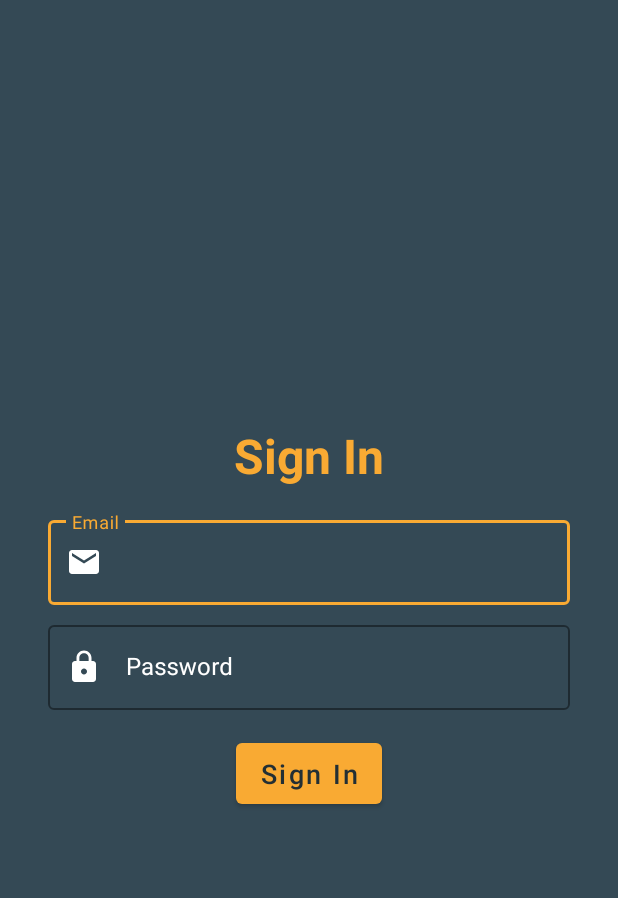
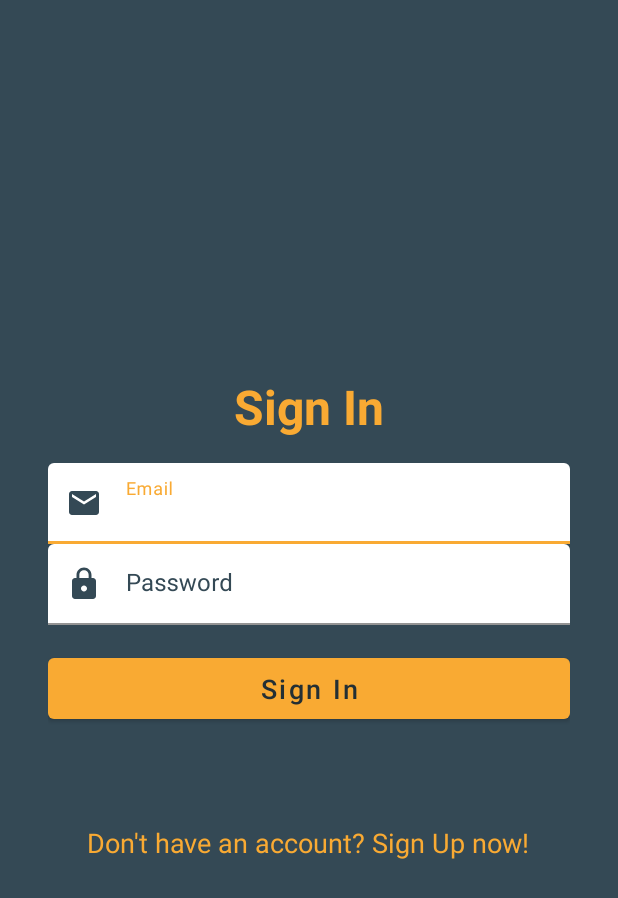
Before and after one commit to Kirisaki124/CoronaSocialNetwork, an Android app: the screen it shows after launch (LoginActivity), on a phone screen of 412 x 824 dp. Shown: the top 898 px of the screen. Run offline under Robolectric (Android 15) with nearby library versions, the phone set to English and light mode, and no system bars.

Commit message:
Update GUI part 2

```diff
--- a/app/src/main/java/hava/coronasocialnetwork/activities/LoginActivity.kt
+++ b/app/src/main/java/hava/coronasocialnetwork/activities/LoginActivity.kt
@@ -1,13 +1,19 @@
 package hava.coronasocialnetwork.activities
 
+import android.content.Intent
 import android.os.Bundle
 import androidx.appcompat.app.AppCompatActivity
 import hava.coronasocialnetwork.R
+import kotlinx.android.synthetic.main.activity_login.*
 
 class LoginActivity : AppCompatActivity() {
 
     override fun onCreate(savedInstanceState: Bundle?) {
         super.onCreate(savedInstanceState)
         setContentView(R.layout.activity_login)
+
+        signUpTextView.setOnClickListener {
+            startActivity(Intent(this, RegisterActivity::class.java))
+        }
     }
 }
--- a/app/src/main/java/hava/coronasocialnetwork/activities/RegisterActivity.kt
+++ b/app/src/main/java/hava/coronasocialnetwork/activities/RegisterActivity.kt
@@ -9,6 +9,5 @@ class RegisterActivity : AppCompatActivity() {
     override fun onCreate(savedInstanceState: Bundle?) {
         super.onCreate(savedInstanceState)
         setContentView(R.layout.activity_register)
-
     }
 }
--- a/app/src/main/res/layout/activity_login.xml
+++ b/app/src/main/res/layout/activity_login.xml
@@ -40,7 +40,6 @@
 
         <com.google.android.material.textfield.TextInputLayout
             style="@style/TextInputLayoutStyle"
-            android:layout_marginTop="8dp"
             android:layout_width="match_parent"
             android:layout_height="wrap_content"
             android:hint="@string/password_hint"
@@ -58,18 +57,24 @@
 
         <Button
             android:id="@+id/containedButton"
-            android:layout_width="wrap_content"
+            android:layout_width="match_parent"
             android:layout_height="wrap_content"
             android:layout_gravity="center"
             android:layout_marginTop="16dp"
-            android:paddingLeft="16dp"
-            android:paddingTop="8dp"
-            android:paddingRight="16dp"
+            android:padding="8dp"
             android:text="@string/sign_in"
             android:textAllCaps="false"
             android:textColor="@color/colorPrimaryDark"
-            android:paddingBottom="8dp"
             android:textSize="18sp"
             app:backgroundTint="@color/colorAccent" />
     </LinearLayout>
+
+    <TextView
+        android:id="@+id/signUpTextView"
+        android:layout_width="wrap_content"
+        android:layout_height="wrap_content"
+        android:layout_marginTop="64dp"
+        android:text="Don't have an account? Sign Up now!"
+        android:textColor="@color/colorAccent"
+        android:textSize="18sp" />
 </LinearLayout>
--- a/app/src/main/res/layout/activity_register.xml
+++ b/app/src/main/res/layout/activity_register.xml
@@ -97,14 +97,11 @@
 
         <Button
             android:id="@+id/containedButton"
-            android:layout_width="wrap_content"
+            android:layout_width="match_parent"
             android:layout_height="wrap_content"
             android:layout_gravity="center"
             android:layout_marginTop="16dp"
-            android:paddingLeft="16dp"
-            android:paddingTop="8dp"
-            android:paddingRight="16dp"
-            android:paddingBottom="8dp"
+            android:padding="8dp"
             android:text="@string/register"
             android:textAllCaps="false"
             android:textColor="@color/colorPrimaryDark"
--- a/app/src/main/res/values/styles.xml
+++ b/app/src/main/res/values/styles.xml
@@ -8,11 +8,12 @@
         <item name="colorAccent">@color/colorAccent</item>
     </style>
 
-    <style name="TextInputLayoutStyle" parent="Widget.MaterialComponents.TextInputLayout.OutlinedBox">
+    <style name="TextInputLayoutStyle" parent="Widget.MaterialComponents.TextInputLayout.FilledBox.Dense">
         <item name="hintTextColor">@color/colorAccent</item>
         <item name="boxStrokeColor">@color/colorAccent</item>
-        <item name="android:textColorHint">@android:color/white</item>
-        <item name="startIconTint">@android:color/white</item>
+        <item name="android:textColorHint">@color/colorPrimary</item>
+        <item name="startIconTint">@color/colorPrimary</item>
+        <item name="boxBackgroundColor">@android:color/white</item>
     </style>
 
     <style name="TextInputEditTextStyle" parent="">
```
